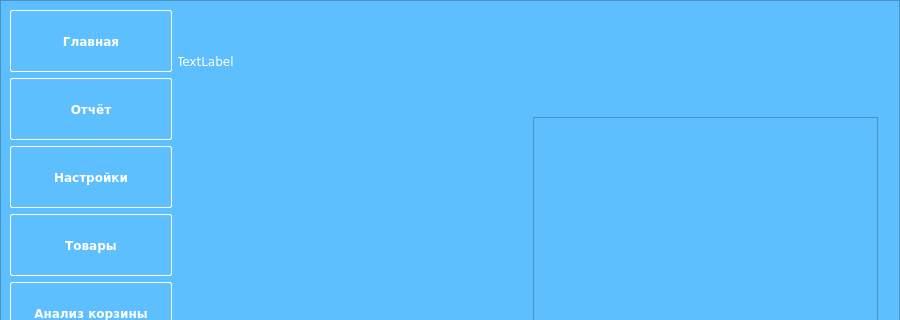
First picture: the form in design_dev.ui, repository miptivan/data_desktop, before the edit; both pictures show x 0 to 900 and y 0 to 320 of the 900 by 700 pixel window.
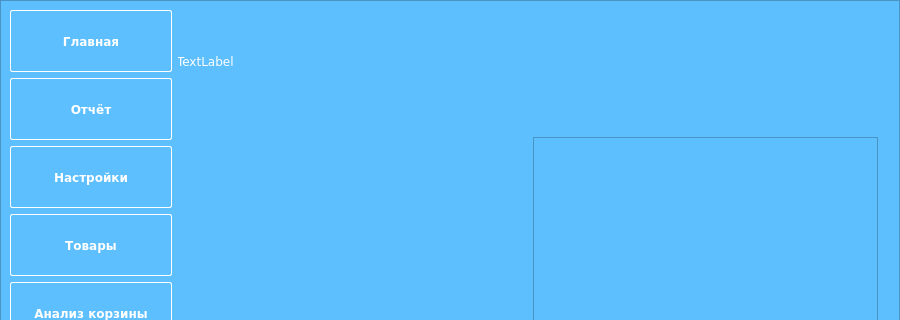
Second picture: the form after the edit. Custom widgets are drawn as their Qt base class.

The edit to the form file:
```diff
--- a/design_dev.ui
+++ b/design_dev.ui
@@ -1373,6 +1373,13 @@
              </property>
             </widget>
            </item>
+           <item>
+            <widget class="QLabel" name="label_23">
+             <property name="text">
+              <string/>
+             </property>
+            </widget>
+           </item>
            <item>
             <layout class="QHBoxLayout" name="horizontalLayout_12">
              <item>
```
